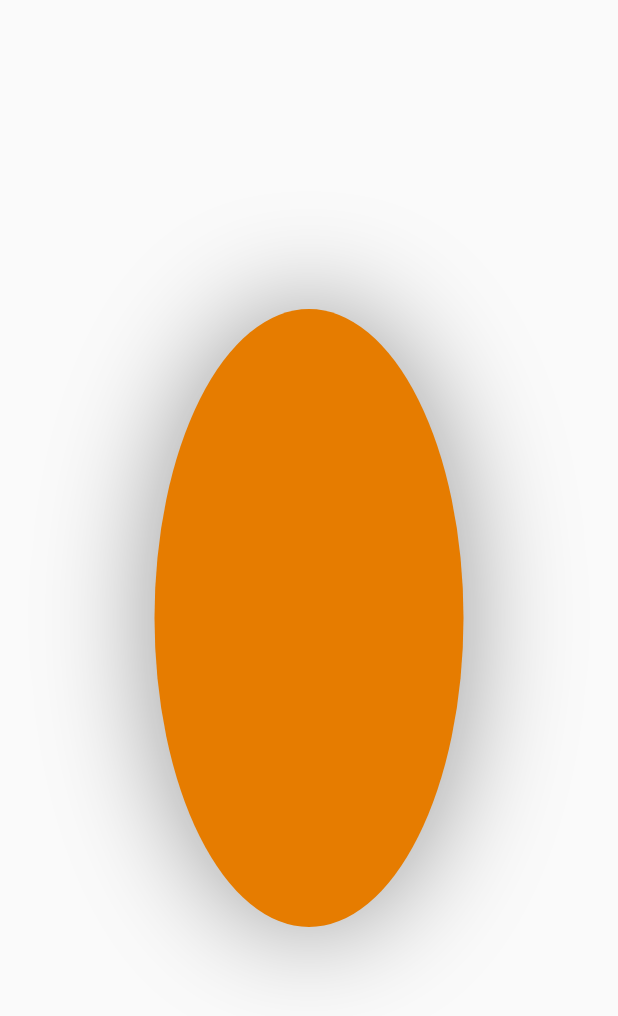
After one commit to philipplackner/AndroidInternals, an Android app built with Jetpack Compose: the layout activity_main.xml on its own in the app's theme, with its tools: preview values and no code run, on a phone screen of 412 x 824 dp. The commit adds this screen. Shown: the top 1016 px of the screen. Run offline under Robolectric (Android 15) with nearby library versions, the phone set to English and light mode, and no system bars.

Commit message:
View internals & lifecycle

```diff
--- /dev/null
+++ b/app/src/main/java/com/plcoding/androidinternals/AnimatedCircleView.kt
@@ -0,0 +1,99 @@
+package com.plcoding.androidinternals
+
+import android.animation.ArgbEvaluator
+import android.animation.ValueAnimator
+import android.content.Context
+import android.graphics.Canvas
+import android.graphics.Color
+import android.graphics.Paint
+import android.util.AttributeSet
+import android.util.Log
+import android.view.View
+
+class AnimatedCircleView(
+    private val context: Context,
+    private val attrs: AttributeSet? = null
+): View(
+    context, attrs
+) {
+    companion object {
+        private const val TAG = "AnimatedCircleView"
+    }
+
+    private var width = 0
+    private var height = 0
+
+    private val ovalPaint = Paint(Paint.ANTI_ALIAS_FLAG).apply {
+        color = Color.RED
+        setShadowLayer(
+            100f,
+            0f,
+            0f,
+            Color.argb(0.4f, 0f, 0f, 0f)
+        )
+    }
+
+    private val startColor = Color.RED
+    private val endColor = Color.GREEN
+
+    private val colorAnimator = ValueAnimator().apply {
+        setFloatValues(0f, 1f)
+        duration = 1000
+        repeatCount = ValueAnimator.INFINITE
+        repeatMode = ValueAnimator.REVERSE
+    }
+
+    private fun interpolateColor(fraction: Float): Int {
+        return ArgbEvaluator().evaluate(fraction, startColor, endColor) as Int
+    }
+
+    override fun onAttachedToWindow() {
+        super.onAttachedToWindow()
+        Log.d(TAG, "onAttachedToWindow: View attached to window.")
+
+        colorAnimator.start()
+        colorAnimator.addUpdateListener {
+            ovalPaint.color = interpolateColor(
+                colorAnimator.animatedValue as Float
+            )
+            invalidate()
+        }
+    }
+
+    override fun onSizeChanged(w: Int, h: Int, oldw: Int, oldh: Int) {
+        super.onSizeChanged(w, h, oldw, oldh)
+        width = w
+        height = h
+        Log.d(TAG, "onSizeChanged: Size($w, $h)")
+    }
+
+    override fun onMeasure(widthMeasureSpec: Int, heightMeasureSpec: Int) {
+        super.onMeasure(widthMeasureSpec, heightMeasureSpec)
+        Log.d(TAG, "onMeasure: Constraints($widthMeasureSpec, $heightMeasureSpec)")
+    }
+
+    override fun onLayout(changed: Boolean, left: Int, top: Int, right: Int, bottom: Int) {
+        super.onLayout(changed, left, top, right, bottom)
+        Log.d(TAG, "onLayout: Position($left, $top, $right, $bottom)")
+    }
+
+    override fun onDraw(canvas: Canvas) {
+        super.onDraw(canvas)
+        canvas.drawOval(
+            width * 0.25f,
+            height * 0.25f,
+            width * 0.75f,
+            height * 0.75f,
+            ovalPaint
+        )
+        Log.d(TAG, "onDraw called.")
+    }
+
+    override fun onDetachedFromWindow() {
+        super.onDetachedFromWindow()
+        Log.d(TAG, "onDetachedFromWindow: View detached from window.")
+
+        colorAnimator.pause()
+        colorAnimator.removeAllUpdateListeners()
+    }
+}
--- /dev/null
+++ b/app/src/main/res/layout/activity_main.xml
@@ -0,0 +1,10 @@
+<?xml version="1.0" encoding="utf-8"?>
+<FrameLayout xmlns:android="http://schemas.android.com/apk/res/android"
+    android:layout_width="match_parent"
+    android:layout_height="match_parent">
+
+    <com.plcoding.androidinternals.AnimatedCircleView
+        android:layout_width="match_parent"
+        android:layout_height="match_parent" />
+
+</FrameLayout>
```
Also changed, not shown: app/src/main/java/com/plcoding/androidinternals/MainActivity.kt (+1 -35 lines).
